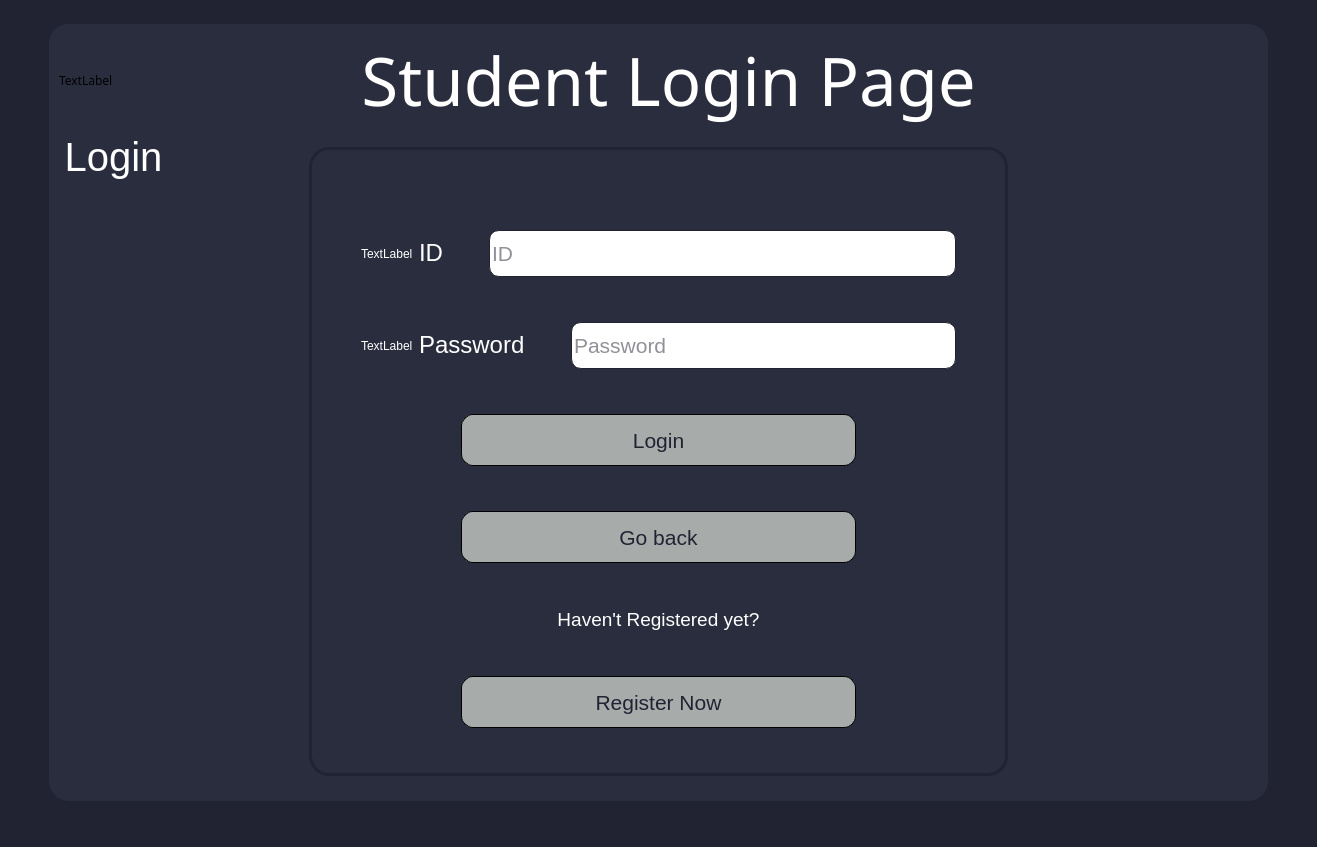
BiratBC/ExamSphereV1, file ExamSphereV1/studentlogin.ui: the form before one commit.
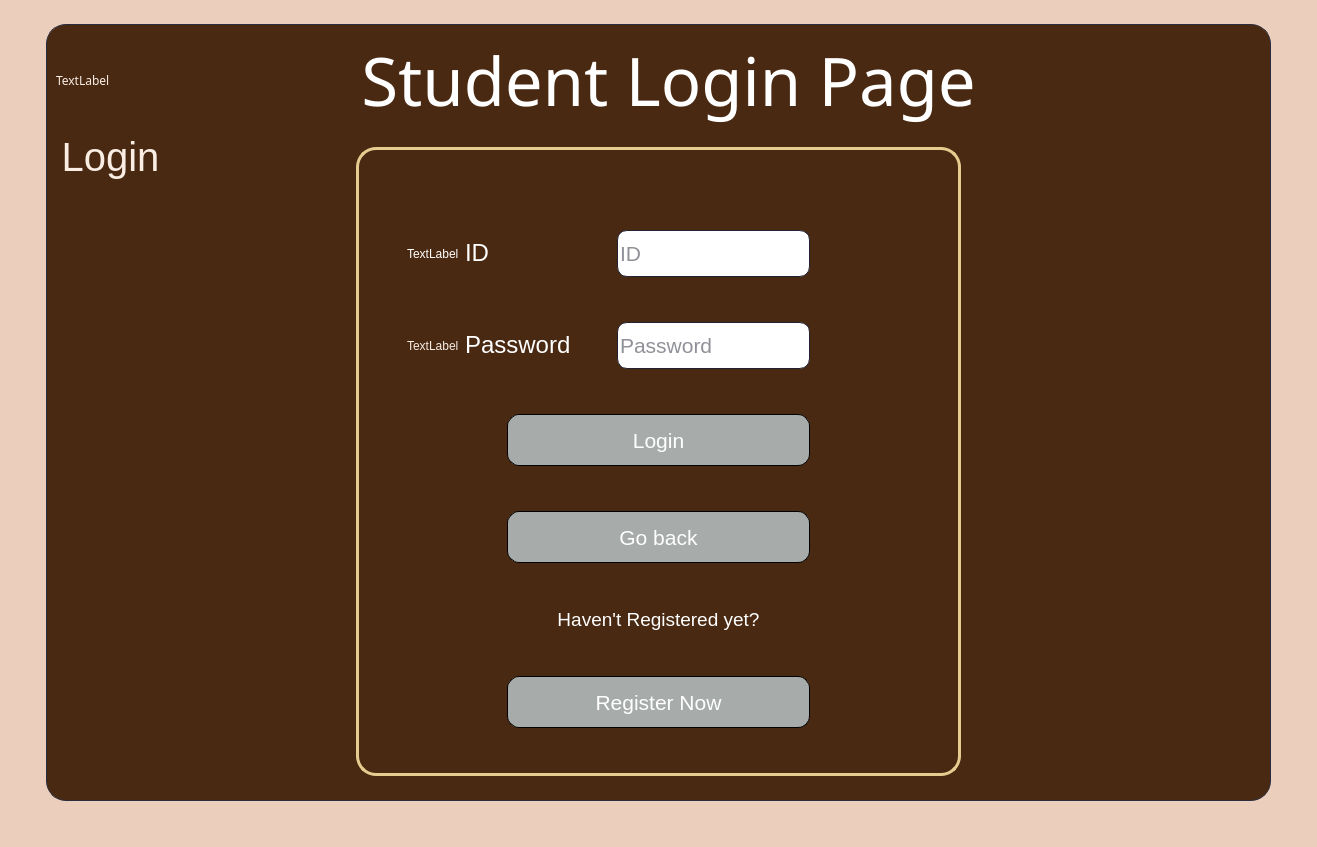
The form after the commit.

```diff
--- a/ExamSphereV1/studentlogin.ui
+++ b/ExamSphereV1/studentlogin.ui
@@ -15,8 +15,9 @@
   </property>
   <property name="styleSheet">
    <string notr="true">*{
-	background-color: rgba(33,35,50,255);
+	background-color: rgba(235,206,188,255);
 font-family:Ubuntu Medium;
+color:#f9ede4;
 }
 
 </string>
@@ -24,7 +25,7 @@
   <widget class="QWidget" name="centralwidget">
    <property name="styleSheet">
     <string notr="true">*{
-	background-color: rgba(33,35,50,255);
+	background-color: rgba(235,206,188,255);
 font-family:Ubuntu;
 }
 QLineEdit
@@ -33,7 +34,7 @@
 border-color: rgba(33,35,50,255);
 border-radius:10px;
 height:45px;
-color:rgba(33,35,50,255);
+color:#fbeee6;
 }
 QPushButton
 {
@@ -67,11 +68,12 @@
      <widget class="QGroupBox" name="groupBox">
       <property name="styleSheet">
        <string notr="true">*{
-	background-color: rgba(42,45,62,255);
+	background-color: rgba(73,41,18,255);
 font-family:Ubuntu Medium;
 }
 QGroupBox
 {
+color:#fbeee6;
 margin-top:15%;
 margin-bottom:15%;
 	border:1px solid;
@@ -148,14 +150,14 @@
          <property name="styleSheet">
           <string notr="true">*{
 font-family:Ubuntu;
-color:#fff;
+color:#f9ede4;
 }
 QGroupBox
 {
-margin-left:250px;
-margin-right:250px;
+margin-left:300px;
+margin-right:300px;
 	border:3px solid;
-	border-color: rgba(33,35,50,255);
+	border-color:#e5cc8f;
 border-radius:20px;
 }</string>
          </property>
@@ -190,6 +192,9 @@
                     <pointsize>18</pointsize>
                    </font>
                   </property>
+                  <property name="styleSheet">
+                   <string notr="true">color: #f9ede4;</string>
+                  </property>
                   <property name="text">
                    <string>&lt;font color = #fff&gt;ID</string>
                   </property>
@@ -220,8 +225,13 @@
                    </font>
                   </property>
                   <property name="styleSheet">
-                   <string notr="true">background-color: rgb(255, 255, 255);
-color:rgba(33,35,50,255);</string>
+                   <string notr="true">*{background-color: rgb(255, 255, 255);
+color:rgba(33,35,50,255);
+}
+QLineEdit{
+	margin-left:82px;
+margin-right:100px;
+}</string>
                   </property>
                   <property name="placeholderText">
                    <string>ID</string>
@@ -263,6 +273,9 @@
                     <pointsize>18</pointsize>
                    </font>
                   </property>
+                  <property name="styleSheet">
+                   <string notr="true">color: rgb(249, 237, 228);</string>
+                  </property>
                   <property name="text">
                    <string>&lt;font color = #fff&gt;Password</string>
                   </property>
@@ -293,8 +306,12 @@
                    </font>
                   </property>
                   <property name="styleSheet">
-                   <string notr="true">background-color: rgb(255, 255, 255);
-color:rgba(33,35,50,255);</string>
+                   <string notr="true">*{background-color: rgb(255, 255, 255);
+color:rgba(33,35,50,255);
+}
+QLineEdit{
+margin-right:100px;
+}</string>
                   </property>
                   <property name="echoMode">
                    <enum>QLineEdit::Password</enum>
@@ -337,7 +354,7 @@
               </property>
               <property name="styleSheet">
                <string notr="true">background-color: #a7abaa;
-color: rgb(33, 35, 50);
+color:#fff;
 border-radius: 12px; 
 border: 1px solid;
 height:50px;
@@ -379,7 +396,7 @@
               </property>
               <property name="styleSheet">
                <string notr="true">background-color: #a7abaa;
-color: rgb(33, 35, 50);
+color:#fff;
 border-radius: 12px; 
 border: 1px solid;
 height:50px;
@@ -456,7 +473,7 @@
               </property>
               <property name="styleSheet">
                <string notr="true">background-color: #a7abaa;
-color: rgb(33, 35, 50);
+color:#fff;
 border-radius: 12px; 
 border: 1px solid;
 height:50px;
```
